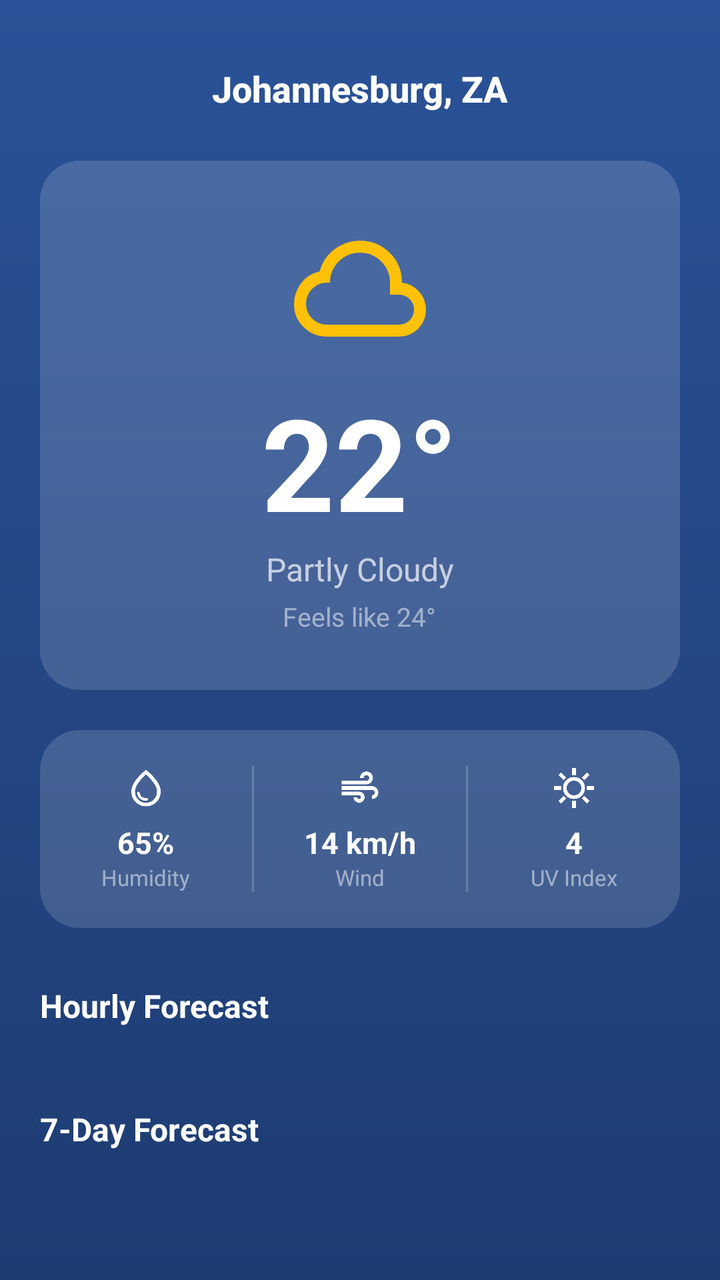
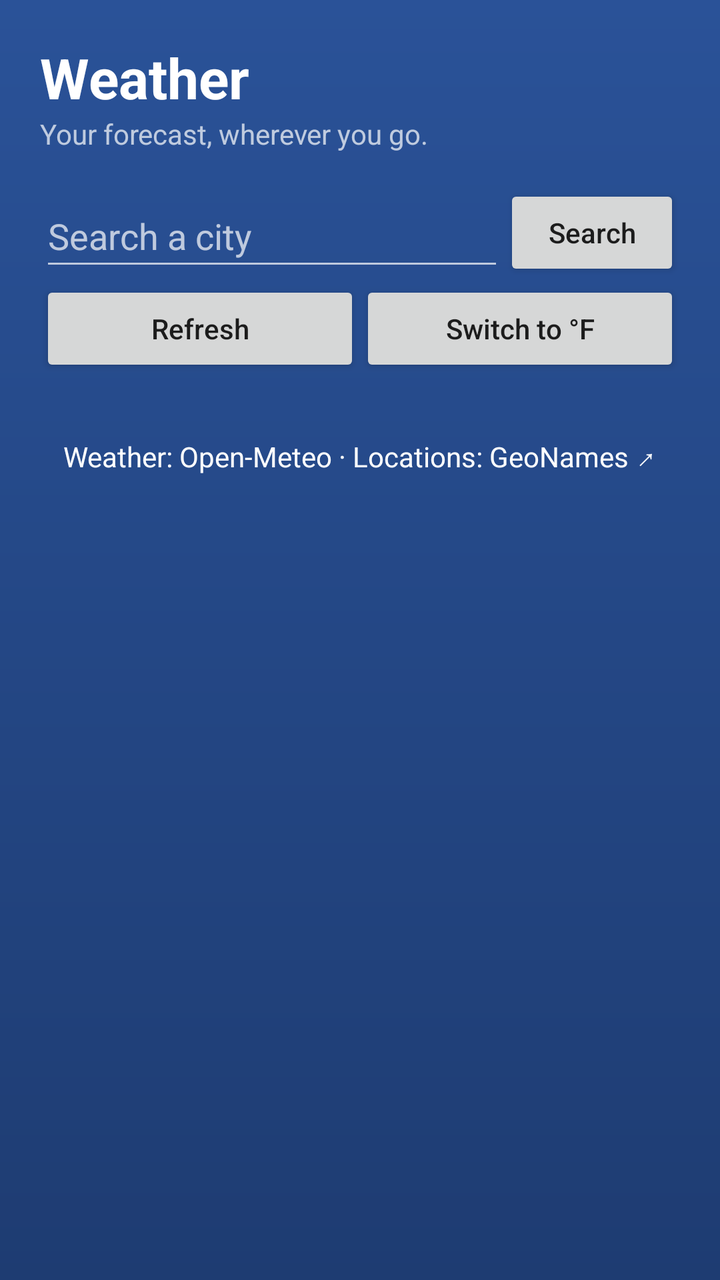

Compare the two renders of this Android layout. The source of the first and the diff that turns it into the second are given below.
<!-- AndroidManifest.xml: activity theme Theme.WeatherUI -->
<!-- res/layout/activity_main.xml -->
<?xml version="1.0" encoding="utf-8"?>
<androidx.core.widget.NestedScrollView
    xmlns:android="http://schemas.android.com/apk/res/android"
    xmlns:app="http://schemas.android.com/apk/res-auto"
    android:layout_width="match_parent"
    android:layout_height="match_parent"
    android:background="@drawable/bg_sky_gradient"
    android:fillViewport="true"
    xmlns:tools="http://schemas.android.com/tools">


    <LinearLayout
        android:layout_width="match_parent"
        android:layout_height="wrap_content"
        android:orientation="vertical"
        android:paddingHorizontal="20dp"
        android:paddingTop="32dp"
        android:paddingBottom="24dp">
        
        <TextView
            android:id="@+id/tvLocation"
            android:layout_width="wrap_content"
            android:layout_height="wrap_content"
            android:layout_gravity="center_horizontal"
            android:text="@string/location_placeholder"
            android:textColor="@color/white"
            android:textSize="18sp"
            android:textStyle="bold"
            android:fontFamily="sans-serif-medium" />
        
        <include
            android:id="@+id/currentWeatherSection"
            android:layout_width="match_parent"
            android:layout_height="wrap_content"
            android:layout_marginTop="24dp"
            layout="@layout/section_current_weather" />

    
    <include
        layout="@layout/section_weather_details"
        android:layout_width="match_parent"
        android:layout_height="wrap_content"
        android:layout_marginTop="20dp" />

        
        <TextView
            android:layout_width="wrap_content"
            android:layout_height="wrap_content"
            android:layout_marginTop="28dp"
            android:text="@string/hourly_forecast_title"
            android:textColor="@color/white"
            android:textSize="16sp"
            android:textStyle="bold" />

        <androidx.recyclerview.widget.RecyclerView
            android:id="@+id/rvHourly"
            android:layout_width="match_parent"
            android:layout_height="wrap_content"
            android:layout_marginTop="12dp"
            android:clipToPadding="false"
            android:orientation="horizontal"
            android:paddingEnd="8dp"
            app:layoutManager="androidx.recyclerview.widget.LinearLayoutManager"
            tools:listitem="@layout/item_hourly_forecast"
            tools:orientation="horizontal" />
        
        <TextView
            android:layout_width="wrap_content"
            android:layout_height="wrap_content"
            android:layout_marginTop="28dp"
            android:text="@string/daily_forecast_title"
            android:textColor="@color/white"
            android:textSize="16sp"
            android:textStyle="bold" />

        <androidx.recyclerview.widget.RecyclerView
            android:id="@+id/rvDaily"
            android:layout_width="match_parent"
            android:layout_height="wrap_content"
            android:layout_marginTop="12dp"
            android:nestedScrollingEnabled="false"
            app:layoutManager="androidx.recyclerview.widget.LinearLayoutManager"
            tools:listitem="@layout/item_daily_forecast" />


    </LinearLayout>
</androidx.core.widget.NestedScrollView>
<!-- res/layout/section_current_weather.xml (included above) -->
<?xml version="1.0" encoding="utf-8"?>
<androidx.constraintlayout.widget.ConstraintLayout xmlns:android="http://schemas.android.com/apk/res/android"
    xmlns:app="http://schemas.android.com/apk/res-auto"
    xmlns:tools="http://schemas.android.com/tools"
    android:layout_width="match_parent"
    android:layout_height="match_parent">

    <LinearLayout
        android:layout_width="match_parent"
        android:layout_height="wrap_content"
        android:orientation="vertical"
        android:gravity="center"
        android:background="@drawable/bg_card_rounded"
        android:padding="28dp"
        app:layout_constraintTop_toTopOf="parent"
        app:layout_constraintBottom_toBottomOf="parent"
        app:layout_constraintStart_toStartOf="parent"
        app:layout_constraintEnd_toEndOf="parent">

        <ImageView
            android:layout_width="72dp"
            android:layout_height="72dp"
            android:src="@drawable/cloud_24dp_1f1f1f_fill0_wght400_grad0_opsz24"
            app:tint="@color/accent_amber" />

        <TextView
            android:id="@+id/tvTemp"
            android:layout_width="wrap_content"
            android:layout_height="wrap_content"
            android:layout_marginTop="8dp"
            android:text="@string/temp_placeholder"
            android:textColor="@color/white"
            android:textSize="64sp"
            android:textStyle="bold" />

        <TextView
            android:id="@+id/tvCondition"
            android:layout_width="wrap_content"
            android:layout_height="wrap_content"
            android:text="@string/condition_placeholder"
            android:textColor="@color/white_70"
            android:textSize="16sp" />

        <TextView
            android:id="@+id/tvFeelsLike"
            android:layout_width="wrap_content"
            android:layout_height="wrap_content"
            android:layout_marginTop="4dp"
            android:text="@string/feels_like_placeholder"
            android:textColor="@color/white_50"
            android:textSize="13sp" />

    </LinearLayout>
</androidx.constraintlayout.widget.ConstraintLayout>
<!-- res/layout/section_weather_details.xml (included above) -->
<?xml version="1.0" encoding="utf-8"?>
<LinearLayout xmlns:android="http://schemas.android.com/apk/res/android"
    xmlns:app="http://schemas.android.com/apk/res-auto"
    android:layout_width="match_parent"
    android:layout_height="wrap_content"
    android:orientation="horizontal"
    android:background="@drawable/bg_card_rounded"
    android:paddingVertical="18dp">

    
    <LinearLayout
        android:layout_width="0dp"
        android:layout_height="wrap_content"
        android:layout_weight="1"
        android:orientation="vertical"
        android:gravity="center">

        <ImageView
            android:layout_width="22dp"
            android:layout_height="22dp"
            android:src="@drawable/water_drop_24dp_1f1f1f_fill0_wght400_grad0_opsz24"
            app:tint="@color/white" />

        <TextView
            android:id="@+id/tvHumidityValue"
            android:layout_width="wrap_content"
            android:layout_height="wrap_content"
            android:layout_marginTop="6dp"
            android:text="65%"
            android:textColor="@color/white"
            android:textSize="15sp"
            android:textStyle="bold" />

        <TextView
            android:layout_width="wrap_content"
            android:layout_height="wrap_content"
            android:text="@string/humidity_label"
            android:textColor="@color/white_50"
            android:textSize="11sp" />
    </LinearLayout>

    <View
        android:layout_width="1dp"
        android:layout_height="match_parent"
        android:background="@color/divider" />

    
    <LinearLayout
        android:layout_width="0dp"
        android:layout_height="wrap_content"
        android:layout_weight="1"
        android:orientation="vertical"
        android:gravity="center">

        <ImageView
            android:layout_width="22dp"
            android:layout_height="22dp"
            android:src="@drawable/air_24dp_1f1f1f_fill0_wght400_grad0_opsz24"
            app:tint="@color/white" />

        <TextView
            android:id="@+id/tvWindValue"
            android:layout_width="wrap_content"
            android:layout_height="wrap_content"
            android:layout_marginTop="6dp"
            android:text="14 km/h"
            android:textColor="@color/white"
            android:textSize="15sp"
            android:textStyle="bold" />

        <TextView
            android:layout_width="wrap_content"
            android:layout_height="wrap_content"
            android:text="@string/wind_label"
            android:textColor="@color/white_50"
            android:textSize="11sp" />
    </LinearLayout>

    <View
        android:layout_width="1dp"
        android:layout_height="match_parent"
        android:background="@color/divider" />

    
    <LinearLayout
        android:layout_width="0dp"
        android:layout_height="wrap_content"
        android:layout_weight="1"
        android:orientation="vertical"
        android:gravity="center">

        <ImageView
            android:layout_width="22dp"
            android:layout_height="22dp"
            android:src="@drawable/sunny_24dp_1f1f1f_fill0_wght400_grad0_opsz24"
            app:tint="@color/white" />

        <TextView
            android:id="@+id/tvUvValue"
            android:layout_width="wrap_content"
            android:layout_height="wrap_content"
            android:layout_marginTop="6dp"
            android:text="4"
            android:textColor="@color/white"
            android:textSize="15sp"
            android:textStyle="bold" />

        <TextView
            android:layout_width="wrap_content"
            android:layout_height="wrap_content"
            android:text="@string/uv_label"
            android:textColor="@color/white_50"
            android:textSize="11sp" />
    </LinearLayout>

</LinearLayout>
<!-- res/layout/item_hourly_forecast.xml (included above) -->
<?xml version="1.0" encoding="utf-8"?>
<LinearLayout xmlns:android="http://schemas.android.com/apk/res/android"
    xmlns:app="http://schemas.android.com/apk/res-auto"
    android:layout_width="wrap_content"
    android:layout_height="wrap_content"
    android:orientation="vertical"
    android:gravity="center"
    android:background="@drawable/bg_card_rounded"
    android:paddingHorizontal="18dp"
    android:paddingVertical="14dp"
    android:layout_marginEnd="10dp">

    <TextView
        android:id="@+id/tvHourLabel"
        android:layout_width="wrap_content"
        android:layout_height="wrap_content"
        android:text="14:00"
        android:textColor="@color/white_70"
        android:textSize="12sp" />

    <ImageView
        android:layout_width="28dp"
        android:layout_height="28dp"
        android:layout_marginVertical="8dp"
        android:src="@drawable/sunny_24dp_1f1f1f_fill0_wght400_grad0_opsz24"
        app:tint="@color/accent_amber" />

    <TextView
        android:id="@+id/tvHourTemp"
        android:layout_width="wrap_content"
        android:layout_height="wrap_content"
        android:text="23°"
        android:textColor="@color/white"
        android:textSize="14sp"
        android:textStyle="bold" />

</LinearLayout>
<!-- res/layout/item_daily_forecast.xml (included above) -->
<?xml version="1.0" encoding="utf-8"?>
<LinearLayout xmlns:android="http://schemas.android.com/apk/res/android"
    xmlns:app="http://schemas.android.com/apk/res-auto"
    android:layout_width="match_parent"
    android:layout_height="wrap_content"
    android:orientation="horizontal"
    android:gravity="center_vertical"
    android:paddingVertical="12dp">

    <TextView
        android:id="@+id/tvDayLabel"
        android:layout_width="0dp"
        android:layout_height="wrap_content"
        android:layout_weight="1"
        android:text="Monday"
        android:textColor="@color/white"
        android:textSize="14sp" />

    <ImageView
        android:layout_width="24dp"
        android:layout_height="24dp"
        android:layout_marginEnd="12dp"
        android:src="@drawable/cloud_24dp_1f1f1f_fill0_wght400_grad0_opsz24"
        app:tint="@color/white_70" />

    <TextView
        android:id="@+id/tvDayLow"
        android:layout_width="wrap_content"
        android:layout_height="wrap_content"
        android:text="14°"
        android:textColor="@color/white_50"
        android:textSize="14sp" />

    <TextView
        android:layout_width="wrap_content"
        android:layout_height="wrap_content"
        android:layout_marginHorizontal="8dp"
        android:text="/"
        android:textColor="@color/white_50"
        android:textSize="14sp" />

    <TextView
        android:id="@+id/tvDayHigh"
        android:layout_width="wrap_content"
        android:layout_height="wrap_content"
        android:text="24°"
        android:textColor="@color/white"
        android:textSize="14sp"
        android:textStyle="bold" />

</LinearLayout>
<!-- resources referenced by this layout -->
<resources>
  <color name="accent_amber">#FFC107</color>
  <color name="divider">#33FFFFFF</color>
  <color name="white">#FFFFFFFF</color>
  <color name="white_50">#80FFFFFF</color>
  <color name="white_70">#B3FFFFFF</color>
  <!-- drawable bg_card_rounded (drawable) -->
  <?xml version="1.0" encoding="utf-8"?>
  <selector xmlns:android="http://schemas.android.com/apk/res/android">
      
      <item>
          <shape android:shape="rectangle">
              
              <solid android:color="@color/card_surface" />
  
              
              <corners android:radius="20dp" />
          </shape>
      </item>
  </selector>
  <!-- drawable bg_sky_gradient (drawable) -->
  <?xml version="1.0" encoding="utf-8"?>
  <shape xmlns:android="http://schemas.android.com/apk/res/android"
      android:shape="rectangle">
      <gradient
          android:type="linear"
          android:angle="90"
          android:startColor="@color/sky_top"
          android:endColor="@color/sky_bottom" />
  </shape>
  <!-- drawable cloud_24dp_1f1f1f_fill0_wght400_grad0_opsz24 (drawable) -->
  <vector xmlns:android="http://schemas.android.com/apk/res/android"
      android:width="24dp"
      android:height="24dp"
      android:viewportWidth="960"
      android:viewportHeight="960">
    <path
        android:pathData="M260,800q-91,0 -155.5,-63T40,583q0,-78 47,-139t123,-78q25,-92 100,-149t170,-57q117,0 198.5,81.5T760,440q69,8 114.5,59.5T920,620q0,75 -52.5,127.5T740,800L260,800ZM260,720h480q42,0 71,-29t29,-71q0,-42 -29,-71t-71,-29h-60v-80q0,-83 -58.5,-141.5T480,240q-83,0 -141.5,58.5T280,440h-20q-58,0 -99,41t-41,99q0,58 41,99t99,41ZM480,480Z"
        android:fillColor="#1f1f1f"/>
  </vector>
  <!-- drawable water_drop_24dp_1f1f1f_fill0_wght400_grad0_opsz24 (drawable) -->
  <vector xmlns:android="http://schemas.android.com/apk/res/android"
      android:width="24dp"
      android:height="24dp"
      android:viewportWidth="960"
      android:viewportHeight="960">
    <path
        android:pathData="M491,760q12,-1 20.5,-9.5T520,730q0,-14 -9,-22.5t-23,-7.5q-41,3 -87,-22.5T343,585q-2,-11 -10.5,-18t-19.5,-7q-14,0 -23,10.5t-6,24.5q17,91 80,130t127,35ZM251.5,786Q160,692 160,552q0,-100 79.5,-217.5T480,80q161,137 240.5,254.5T800,552q0,140 -91.5,234T480,880q-137,0 -228.5,-94ZM652,729.5Q720,659 720,552q0,-73 -60.5,-165T480,186Q361,295 300.5,387T240,552q0,107 68,177.5T480,800q104,0 172,-70.5ZM480,480Z"
        android:fillColor="#03A9F4"/>
  </vector>
  <string name="condition_placeholder">Partly Cloudy</string>
  <string name="daily_forecast_title">7-Day Forecast</string>
  <string name="feels_like_placeholder">Feels like 24°</string>
  <string name="hourly_forecast_title">Hourly Forecast</string>
  <string name="humidity_label">Humidity</string>
  <string name="location_placeholder">Johannesburg, ZA</string>
  <string name="temp_placeholder">22°</string>
  <string name="uv_label">UV Index</string>
  <string name="wind_label">Wind</string>
  <style name="Theme.WeatherUI" parent="android:Theme.Material.Light.NoActionBar" />
  <color name="card_surface">#26FFFFFF</color>
  <color name="sky_top">#1E3C72</color>
  <color name="sky_bottom">#2A5298</color>
  <!-- unchanged entries left out for length: 2 -->
</resources>

<!-- the commit's change to res/layout/activity_main.xml (unified diff, before → after) -->
@@ -1,88 +1,61 @@
 <?xml version="1.0" encoding="utf-8"?>
-<androidx.core.widget.NestedScrollView
-    xmlns:android="http://schemas.android.com/apk/res/android"
-    xmlns:app="http://schemas.android.com/apk/res-auto"
-    android:layout_width="match_parent"
-    android:layout_height="match_parent"
-    android:background="@drawable/bg_sky_gradient"
-    android:fillViewport="true"
-    xmlns:tools="http://schemas.android.com/tools">
-
-
-    <LinearLayout
-        android:layout_width="match_parent"
-        android:layout_height="wrap_content"
-        android:orientation="vertical"
-        android:paddingHorizontal="20dp"
-        android:paddingTop="32dp"
-        android:paddingBottom="24dp">
-        
-        <TextView
-            android:id="@+id/tvLocation"
-            android:layout_width="wrap_content"
-            android:layout_height="wrap_content"
-            android:layout_gravity="center_horizontal"
-            android:text="@string/location_placeholder"
-            android:textColor="@color/white"
-            android:textSize="18sp"
-            android:textStyle="bold"
-            android:fontFamily="sans-serif-medium" />
-        
-        <include
-            android:id="@+id/currentWeatherSection"
-            android:layout_width="match_parent"
-            android:layout_height="wrap_content"
-            android:layout_marginTop="24dp"
-            layout="@layout/section_current_weather" />
-
-    
-    <include
-        layout="@layout/section_weather_details"
-        android:layout_width="match_parent"
-        android:layout_height="wrap_content"
-        android:layout_marginTop="20dp" />
-
-        
-        <TextView
-            android:layout_width="wrap_content"
-            android:layout_height="wrap_content"
-            android:layout_marginTop="28dp"
-            android:text="@string/hourly_forecast_title"
-            android:textColor="@color/white"
-            android:textSize="16sp"
-            android:textStyle="bold" />
-
-        <androidx.recyclerview.widget.RecyclerView
-            android:id="@+id/rvHourly"
-            android:layout_width="match_parent"
-            android:layout_height="wrap_content"
-            android:layout_marginTop="12dp"
-            android:clipToPadding="false"
-            android:orientation="horizontal"
-            android:paddingEnd="8dp"
-            app:layoutManager="androidx.recyclerview.widget.LinearLayoutManager"
-            tools:listitem="@layout/item_hourly_forecast"
-            tools:orientation="horizontal" />
-        
-        <TextView
-            android:layout_width="wrap_content"
-            android:layout_height="wrap_content"
-            android:layout_marginTop="28dp"
-            android:text="@string/daily_forecast_title"
-            android:textColor="@color/white"
-            android:textSize="16sp"
-            android:textStyle="bold" />
-
-        <androidx.recyclerview.widget.RecyclerView
-            android:id="@+id/rvDaily"
-            android:layout_width="match_parent"
-            android:layout_height="wrap_content"
-            android:layout_marginTop="12dp"
-            android:nestedScrollingEnabled="false"
-            app:layoutManager="androidx.recyclerview.widget.LinearLayoutManager"
-            tools:listitem="@layout/item_daily_forecast" />
-
-
+<androidx.core.widget.NestedScrollView xmlns:android="http://schemas.android.com/apk/res/android"
+    android:layout_width="match_parent" android:layout_height="match_parent"
+    android:background="@drawable/bg_sky_gradient" android:fillViewport="true">
+    <LinearLayout android:layout_width="match_parent" android:layout_height="wrap_content"
+        android:orientation="vertical" android:padding="20dp">
+        <TextView android:layout_width="match_parent" android:layout_height="wrap_content"
+            android:text="@string/app_name" android:textSize="28sp" android:textStyle="bold"
+            android:textColor="@color/white" android:accessibilityHeading="true" />
+        <TextView android:layout_width="match_parent" android:layout_height="wrap_content"
+            android:text="@string/tagline" android:textColor="@color/white_70" android:layout_marginBottom="16dp" />
+        <LinearLayout android:layout_width="match_parent" android:layout_height="wrap_content" android:gravity="center_vertical">
+            <EditText android:id="@+id/etCity" android:layout_width="0dp" android:layout_weight="1"
+                android:layout_height="wrap_content" android:minHeight="48dp" android:hint="@string/search_hint"
+                android:inputType="textCapWords" android:imeOptions="actionSearch" android:maxLines="1"
+                android:maxLength="100" android:textColor="@color/white" android:textColorHint="@color/white_70"
+                android:backgroundTint="@color/white_70" android:autofillHints="addressLocality" />
+            <Button android:id="@+id/btnSearch" android:layout_width="wrap_content" android:layout_height="wrap_content"
+                android:text="@string/search" android:textAllCaps="false" />
+        </LinearLayout>
+        <LinearLayout android:layout_width="match_parent" android:layout_height="wrap_content">
+            <Button android:id="@+id/btnRefresh" android:layout_width="0dp" android:layout_weight="1"
+                android:layout_height="wrap_content" android:text="@string/refresh" android:textAllCaps="false" />
+            <Button android:id="@+id/btnUnits" android:layout_width="0dp" android:layout_weight="1"
+                android:layout_height="wrap_content" android:text="@string/switch_fahrenheit" android:textAllCaps="false" />
+        </LinearLayout>
+        <ProgressBar android:id="@+id/progress" style="?android:attr/progressBarStyleHorizontal"
+            android:layout_width="match_parent" android:layout_height="4dp" android:indeterminate="true" android:visibility="gone" />
+        <TextView android:id="@+id/tvStatus" android:layout_width="match_parent" android:layout_height="wrap_content"
+            android:paddingVertical="12dp" android:textColor="@color/white" android:accessibilityLiveRegion="polite" android:visibility="gone" />
+        <LinearLayout android:id="@+id/cityResults" android:layout_width="match_parent" android:layout_height="wrap_content" android:orientation="vertical" />
+        <LinearLayout android:id="@+id/forecastContent" android:layout_width="match_parent" android:layout_height="wrap_content"
+            android:orientation="vertical" android:visibility="gone">
+            <TextView android:id="@+id/tvLocation" android:layout_width="match_parent" android:layout_height="wrap_content"
+                android:layout_marginTop="16dp" android:textColor="@color/white" android:textSize="21sp" android:textStyle="bold" android:accessibilityHeading="true" />
+            <TextView android:id="@+id/tvUpdated" android:layout_width="match_parent" android:layout_height="wrap_content"
+                android:layout_marginTop="6dp" android:textColor="@color/white_70" android:textSize="12sp" />
+            <include android:id="@+id/currentWeatherSection" layout="@layout/section_current_weather"
+                android:layout_width="match_parent" android:layout_height="wrap_content" android:layout_marginTop="20dp" />
+            <TextView android:id="@+id/tvForecastTime" android:layout_width="match_parent" android:layout_height="wrap_content"
+                android:layout_marginTop="8dp" android:textColor="@color/white_70" android:textSize="12sp" />
+            <include android:id="@+id/weatherDetails" layout="@layout/section_weather_details"
+                android:layout_width="match_parent" android:layout_height="wrap_content" android:layout_marginTop="16dp" />
+            <TextView android:layout_width="match_parent" android:layout_height="wrap_content" android:layout_marginTop="24dp"
+                android:text="@string/hourly_forecast_title" android:textColor="@color/white" android:textSize="18sp"
+                android:textStyle="bold" android:accessibilityHeading="true" />
+            <androidx.recyclerview.widget.RecyclerView android:id="@+id/rvHourly" android:layout_width="match_parent"
+                android:layout_height="wrap_content" android:layout_marginTop="12dp" android:clipToPadding="false" />
+            <TextView android:layout_width="match_parent" android:layout_height="wrap_content" android:layout_marginTop="24dp"
+                android:text="@string/daily_forecast_title" android:textColor="@color/white" android:textSize="18sp"
+                android:textStyle="bold" android:accessibilityHeading="true" />
+            <androidx.recyclerview.widget.RecyclerView android:id="@+id/rvDaily" android:layout_width="match_parent"
+                android:layout_height="wrap_content" android:layout_marginTop="12dp" android:nestedScrollingEnabled="false" />
+        </LinearLayout>
+        <TextView android:id="@+id/tvAttribution" android:layout_width="match_parent" android:layout_height="wrap_content"
+            android:minHeight="48dp" android:gravity="center" android:layout_marginTop="16dp"
+            android:text="@string/attribution" android:textColor="@color/white" android:clickable="true" android:focusable="true"
+            android:background="?android:attr/selectableItemBackground" />
     </LinearLayout>
 </androidx.core.widget.NestedScrollView>
 <!-- res/layout/section_current_weather.xml (included above) -->
@@ -91,7 +64,7 @@
     xmlns:app="http://schemas.android.com/apk/res-auto"
     xmlns:tools="http://schemas.android.com/tools"
     android:layout_width="match_parent"
-    android:layout_height="match_parent">
+    android:layout_height="wrap_content">
 
     <LinearLayout
         android:layout_width="match_parent"
@@ -106,6 +79,8 @@
         app:layout_constraintEnd_toEndOf="parent">
 
         <ImageView
+            android:id="@+id/ivWeather"
+            android:importantForAccessibility="no"
             android:layout_width="72dp"
             android:layout_height="72dp"
             android:src="@drawable/cloud_24dp_1f1f1f_fill0_wght400_grad0_opsz24"
@@ -257,93 +232,3 @@
     </LinearLayout>
 
 </LinearLayout>
-<!-- res/layout/item_hourly_forecast.xml (included above) -->
-<?xml version="1.0" encoding="utf-8"?>
-<LinearLayout xmlns:android="http://schemas.android.com/apk/res/android"
-    xmlns:app="http://schemas.android.com/apk/res-auto"
-    android:layout_width="wrap_content"
-    android:layout_height="wrap_content"
-    android:orientation="vertical"
-    android:gravity="center"
-    android:background="@drawable/bg_card_rounded"
-    android:paddingHorizontal="18dp"
-    android:paddingVertical="14dp"
-    android:layout_marginEnd="10dp">
-
-    <TextView
-        android:id="@+id/tvHourLabel"
-        android:layout_width="wrap_content"
-        android:layout_height="wrap_content"
-        android:text="14:00"
-        android:textColor="@color/white_70"
-        android:textSize="12sp" />
-
-    <ImageView
-        android:layout_width="28dp"
-        android:layout_height="28dp"
-        android:layout_marginVertical="8dp"
-        android:src="@drawable/sunny_24dp_1f1f1f_fill0_wght400_grad0_opsz24"
-        app:tint="@color/accent_amber" />
-
-    <TextView
-        android:id="@+id/tvHourTemp"
-        android:layout_width="wrap_content"
-        android:layout_height="wrap_content"
-        android:text="23°"
-        android:textColor="@color/white"
-        android:textSize="14sp"
-        android:textStyle="bold" />
-
-</LinearLayout>
-<!-- res/layout/item_daily_forecast.xml (included above) -->
-<?xml version="1.0" encoding="utf-8"?>
-<LinearLayout xmlns:android="http://schemas.android.com/apk/res/android"
-    xmlns:app="http://schemas.android.com/apk/res-auto"
-    android:layout_width="match_parent"
-    android:layout_height="wrap_content"
-    android:orientation="horizontal"
-    android:gravity="center_vertical"
-    android:paddingVertical="12dp">
-
-    <TextView
-        android:id="@+id/tvDayLabel"
-        android:layout_width="0dp"
-        android:layout_height="wrap_content"
-        android:layout_weight="1"
-        android:text="Monday"
-        android:textColor="@color/white"
-        android:textSize="14sp" />
-
-    <ImageView
-        android:layout_width="24dp"
-        android:layout_height="24dp"
-        android:layout_marginEnd="12dp"
-        android:src="@drawable/cloud_24dp_1f1f1f_fill0_wght400_grad0_opsz24"
-        app:tint="@color/white_70" />
-
-    <TextView
-        android:id="@+id/tvDayLow"
-        android:layout_width="wrap_content"
-        android:layout_height="wrap_content"
-        android:text="14°"
-        android:textColor="@color/white_50"
-        android:textSize="14sp" />
-
-    <TextView
-        android:layout_width="wrap_content"
-        android:layout_height="wrap_content"
-        android:layout_marginHorizontal="8dp"
-        android:text="/"
-        android:textColor="@color/white_50"
-        android:textSize="14sp" />
-
-    <TextView
-        android:id="@+id/tvDayHigh"
-        android:layout_width="wrap_content"
-        android:layout_height="wrap_content"
-        android:text="24°"
-        android:textColor="@color/white"
-        android:textSize="14sp"
-        android:textStyle="bold" />
-
-</LinearLayout>
<!-- resource entries referenced after the edit -->
@@ -49,14 +49,20 @@
         android:pathData="M491,760q12,-1 20.5,-9.5T520,730q0,-14 -9,-22.5t-23,-7.5q-41,3 -87,-22.5T343,585q-2,-11 -10.5,-18t-19.5,-7q-14,0 -23,10.5t-6,24.5q17,91 80,130t127,35ZM251.5,786Q160,692 160,552q0,-100 79.5,-217.5T480,80q161,137 240.5,254.5T800,552q0,140 -91.5,234T480,880q-137,0 -228.5,-94ZM652,729.5Q720,659 720,552q0,-73 -60.5,-165T480,186Q361,295 300.5,387T240,552q0,107 68,177.5T480,800q104,0 172,-70.5ZM480,480Z"
         android:fillColor="#03A9F4"/>
   </vector>
+  <string name="app_name">Weather</string>
+  <string name="attribution">Weather: Open-Meteo · Locations: GeoNames ↗</string>
   <string name="condition_placeholder">Partly Cloudy</string>
   <string name="daily_forecast_title">7-Day Forecast</string>
   <string name="feels_like_placeholder">Feels like 24°</string>
-  <string name="hourly_forecast_title">Hourly Forecast</string>
+  <string name="hourly_forecast_title">Next 24 Hours</string>
   <string name="humidity_label">Humidity</string>
-  <string name="location_placeholder">Johannesburg, ZA</string>
+  <string name="refresh">Refresh</string>
+  <string name="search">Search</string>
+  <string name="search_hint">Search a city</string>
+  <string name="switch_fahrenheit">Switch to °F</string>
+  <string name="tagline">Your forecast, wherever you go.</string>
   <string name="temp_placeholder">22°</string>
-  <string name="uv_label">UV Index</string>
+  <string name="uv_label">Today’s max UV</string>
   <string name="wind_label">Wind</string>
   <style name="Theme.WeatherUI" parent="android:Theme.Material.Light.NoActionBar" />
   <color name="card_surface">#26FFFFFF</color>
